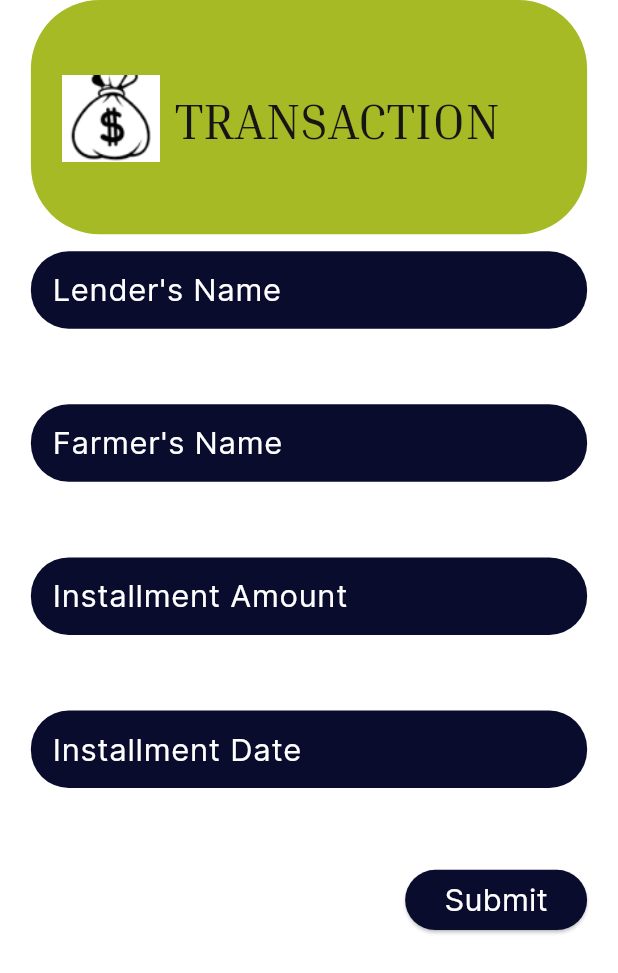
After one commit to malaysharma2509/farmer_app_Agrifinn, a Flutter app: the Transaction screen opened directly, after a tap on "Submit", on a phone screen of 412 x 824 dp. The commit adds this screen. Shown: the top 973 px of the screen. Run offline on Flutter 3.47's test engine with Material 3 defaults, Android fonts, the phone set to English and light mode, and no system bars; our stand-ins replace cached_network_image, cloud_firestore, firebase_core, flutter_svg; accounts and stored records are empty; statements that could not run were skipped.

Commit message:
firebase

```diff
--- a/lib/presentation/android_large_six_screen/android_large_six_screen.dart
+++ b/lib/presentation/android_large_six_screen/android_large_six_screen.dart
@@ -199,7 +199,7 @@ class AndroidLargeSixScreen extends StatelessWidget {
             '/lender_condition_screen',
             '/my_lenders',
             '/page3',
-            '/page4',
+            '/transaction',
             '/android_large_eight_screen',
             '/android_large_three_screen',
           ];
--- /dev/null
+++ b/lib/presentation/transaction/transaction.dart
@@ -0,0 +1,146 @@
+import 'package:cloud_firestore/cloud_firestore.dart';
+import 'package:flutter/material.dart';
+import '../../core/app_export.dart';
+import '../../widgets/custom_elevated_button.dart';
+import '../../widgets/custom_text_form_field.dart';
+
+class Transaction extends StatefulWidget {
+  @override
+  _TransactionState createState() => _TransactionState();
+}
+
+class _TransactionState extends State<Transaction> {
+  final GlobalKey<FormState> _formKey = GlobalKey<FormState>();
+
+  final TextEditingController lenderNameController = TextEditingController();
+  final TextEditingController farmerNameController = TextEditingController();
+  final TextEditingController installmentAmountController = TextEditingController();
+  final TextEditingController installmentDateController = TextEditingController();
+
+  @override
+  Widget build(BuildContext context) {
+    return SafeArea(
+      child: Scaffold(
+        resizeToAvoidBottomInset: false,
+        body: SingleChildScrollView(
+          padding: EdgeInsets.symmetric(horizontal: 18.h),
+          child: Form(
+            key: _formKey,
+            child: Column(
+              crossAxisAlignment: CrossAxisAlignment.start,
+              children: [
+                _buildHeader(context),
+                SizedBox(height: 11.v),
+                _buildTextFormField(
+                  controller: lenderNameController,
+                  hintText: "Lender's Name",
+                ),
+                SizedBox(height: 10.v),
+                _buildTextFormField(
+                  controller: farmerNameController,
+                  hintText: "Farmer's Name",
+                ),
+                SizedBox(height: 10.v),
+                _buildTextFormField(
+                  controller: installmentAmountController,
+                  hintText: "Installment Amount",
+                  textInputType: TextInputType.number,
+                ),
+                SizedBox(height: 10.v),
+                _buildTextFormField(
+                  controller: installmentDateController,
+                  hintText: "Installment Date",
+                  textInputAction: TextInputAction.done,
+                ),
+                SizedBox(height: 14.v),
+                _buildSubmitButton(context),
+                SizedBox(height: 7.v),
+              ],
+            ),
+          ),
+        ),
+      ),
+    );
+  }
+
+  Widget _buildHeader(BuildContext context) {
+    return Container(
+      width: double.maxFinite,
+      padding: EdgeInsets.symmetric(horizontal: 18.h, vertical: 44.v),
+      decoration: AppDecoration.fillLime.copyWith(
+        borderRadius: BorderRadiusStyle.roundedBorder40,
+      ),
+      child: Row(
+        children: [
+          CustomImageView(
+            imagePath: ImageConstant.imgDownload2,
+            height: 56.v,
+            width: 57.h,
+            margin: EdgeInsets.only(top: 2.v),
+          ),
+          Padding(
+            padding: EdgeInsets.only(left: 9.h, top: 11.v, bottom: 7.v, right: 0.v),
+            child: Text(
+              "TRANSACTION",
+              style: theme.textTheme.headlineLarge,
+            ),
+          )
+        ],
+      ),
+    );
+  }
+
+  Widget _buildTextFormField({
+    required TextEditingController controller,
+    required String hintText,
+    TextInputType? textInputType,
+    TextInputAction? textInputAction,
+  }) {
+    return Padding(
+      padding: EdgeInsets.only(bottom: 39.v),
+      child: CustomTextFormField(
+        controller: controller,
+        hintText: hintText,
+        textInputType: textInputType,
+        textInputAction: textInputAction,
+      ),
+    );
+  }
+
+  Widget _buildSubmitButton(BuildContext context) {
+    return CustomElevatedButton(
+      height: 39.v,
+      width: 106.h,
+      text: "Submit",
+      onPressed: () => _submitForm(context),
+      buttonTextStyle: theme.textTheme.titleLarge!,
+      alignment: Alignment.centerRight,
+    );
+  }
+
+  void _submitForm(BuildContext context) {
+    if (_formKey.currentState!.validate()) {
+      final details = {
+        'lenderName': lenderNameController.text,
+        'farmerName': farmerNameController.text,
+        'installmentAmount': installmentAmountController.text,
+        'installmentDate': installmentDateController.text,
+      };
+
+      _saveToCollection(details);
+
+      // Optionally, you can navigate to another screen or show a success message here
+    }
+  }
+
+  void _saveToCollection(details) {
+    // Assuming you're using Firebase Firestore for database operations
+    FirebaseFirestore.instance.collection('Transaction_Farmer').add(details).then((value) {
+      // Data saved successfully
+      print("Data saved successfully");
+    }).catchError((error) {
+      // Error occurred while saving data
+      print("Error: $error");
+    });
+  }
+}
--- /dev/null
+++ b/lib/presentation/transaction/transaction_modal.dart
@@ -0,0 +1,13 @@
+class LoanRequestModal {
+  final String farmerName;
+  final String lenderName;
+  final String installmentAmount;
+  final String installmentDate;
+
+  LoanRequestModal({
+    required this.farmerName,
+    required this.lenderName,
+    required this.installmentAmount,
+    required this.installmentDate,
+  });
+}
--- a/lib/routes/app_routes.dart
+++ b/lib/routes/app_routes.dart
@@ -28,6 +28,7 @@ class AppRoutes {
   static const String androidLargeeeSixScreen = '/android_largeee_six_screen';
   static const String lenderConditionScreen = '/lender_condition_screen';
   static const String myLender = '/my_lenders';// Corrected route name
+  static const String transaction = '/transaction';
 
   static Map<String, WidgetBuilder> routes = {
     androidLargeThreeScreen: (context) => AndroidLargeThreeScreen(),
@@ -42,6 +43,7 @@ class AppRoutes {
     androidLargeSevenScreen: (context) => AndroidLargeSevenScreen(),
     androidLargeeeSixScreen: (context) => AndroidLargeeeSixScreen(),
     lenderConditionScreen: (context) => LenderConditionsScreen(),
+    transaction: (context) => Transaction(),
     myLender: (context) => TransactionLenderScreen(),// Corrected route name
   };
 }
```
